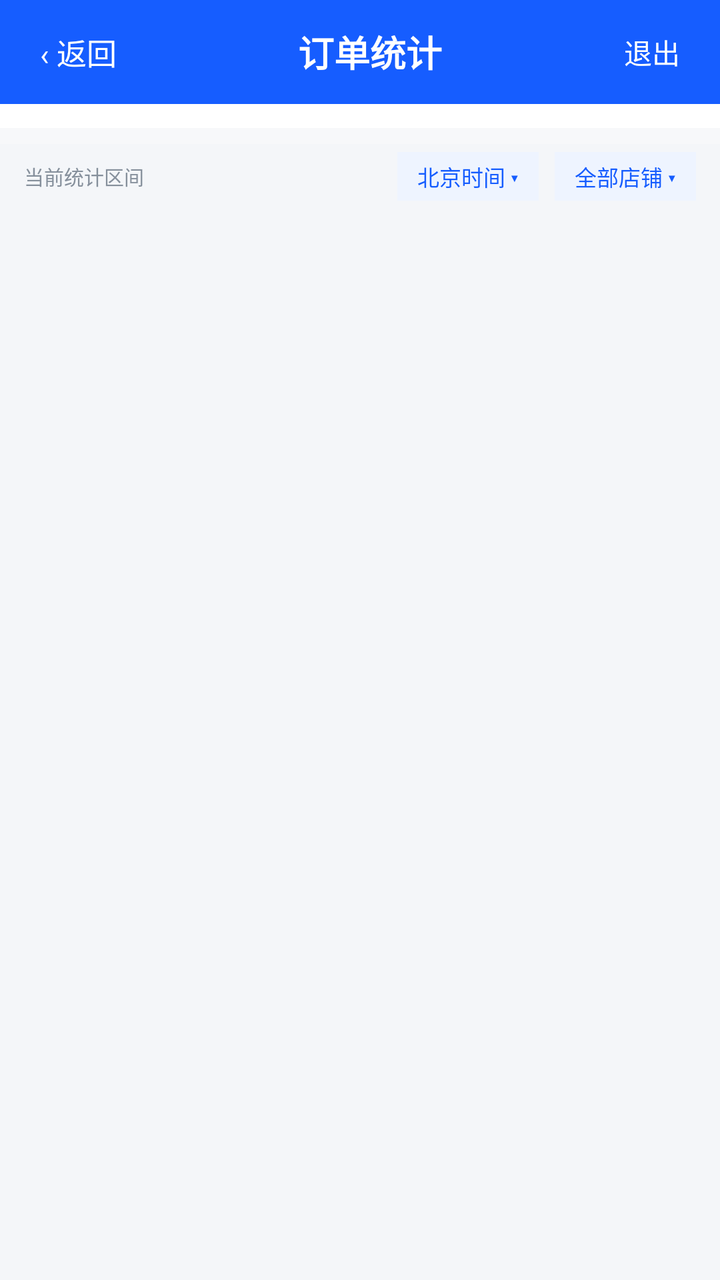
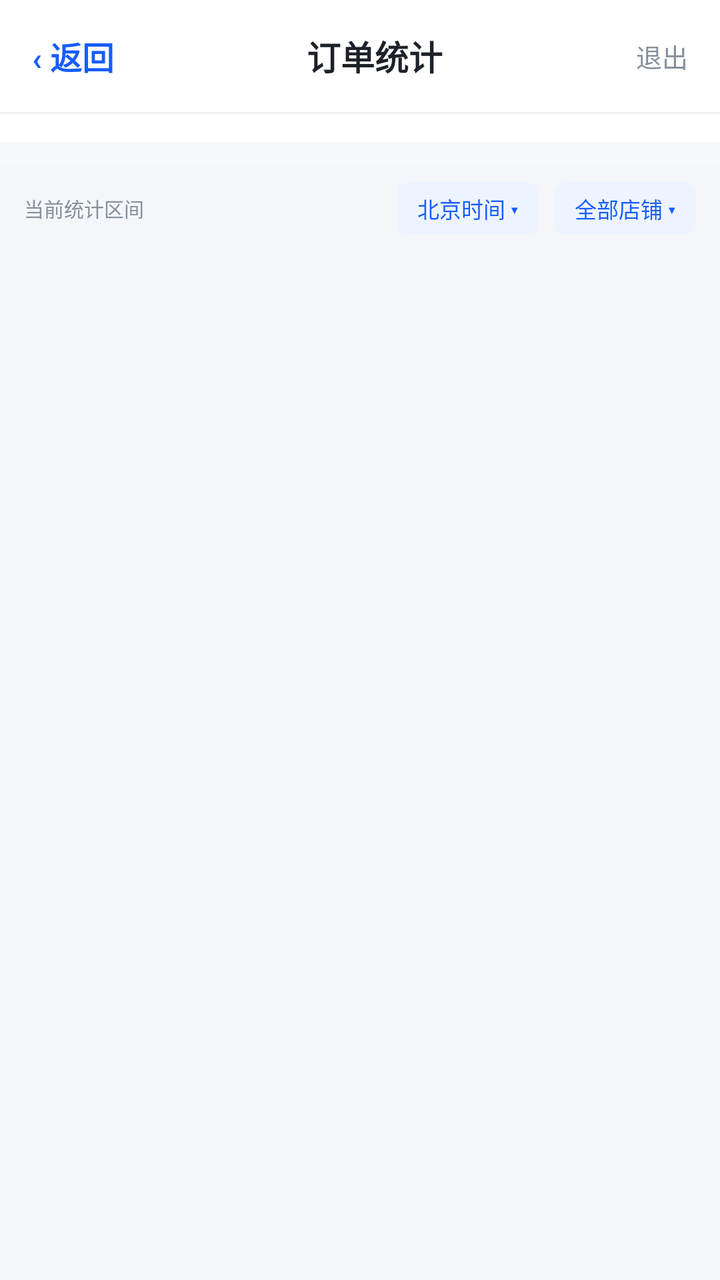

An Android layout rendered at two revisions. The XML below is the earlier revision; the diff shows what the commit changed to produce the second picture.
<!-- AndroidManifest.xml: application theme AppTheme -->
<!-- res/layout/activity_order_stats.xml -->
<?xml version="1.0" encoding="utf-8"?>
<LinearLayout xmlns:android="http://schemas.android.com/apk/res/android"
    android:layout_width="match_parent"
    android:layout_height="match_parent"
    android:fitsSystemWindows="true"
    android:orientation="vertical"
    android:background="@color/page_bg">

    
    <LinearLayout
        android:layout_width="match_parent"
        android:layout_height="52dp"
        android:orientation="horizontal"
        android:gravity="center_vertical"
        android:background="#165dff"
        android:paddingHorizontal="12dp">

        <TextView
            android:id="@+id/statsBackBtn"
            android:layout_width="wrap_content"
            android:layout_height="wrap_content"
            android:text="‹ 返回"
            android:textColor="#ffffff"
            android:textSize="15sp"
            android:padding="8dp" />

        <TextView
            android:layout_width="0dp"
            android:layout_height="wrap_content"
            android:layout_weight="1"
            android:text="订单统计"
            android:textColor="#ffffff"
            android:textSize="18sp"
            android:textStyle="bold"
            android:gravity="center" />

        <TextView
            android:id="@+id/statsLogoutBtn"
            android:layout_width="wrap_content"
            android:layout_height="wrap_content"
            android:text="退出"
            android:textColor="#ffffff"
            android:textSize="14sp"
            android:padding="8dp" />
    </LinearLayout>

    
    <HorizontalScrollView
        android:layout_width="match_parent"
        android:layout_height="wrap_content"
        android:scrollbars="none"
        android:background="#ffffff">

        <LinearLayout
            android:id="@+id/statsPresetContainer"
            android:layout_width="wrap_content"
            android:layout_height="wrap_content"
            android:orientation="horizontal"
            android:paddingHorizontal="8dp"
            android:paddingVertical="6dp" />
    </HorizontalScrollView>

    
    <HorizontalScrollView
        android:layout_width="match_parent"
        android:layout_height="wrap_content"
        android:scrollbars="none"
        android:background="#f7f8fa">

        <LinearLayout
            android:id="@+id/statsMonthContainer"
            android:layout_width="wrap_content"
            android:layout_height="wrap_content"
            android:orientation="horizontal"
            android:paddingHorizontal="8dp"
            android:paddingVertical="4dp" />
    </HorizontalScrollView>

    
    <LinearLayout
        android:layout_width="match_parent"
        android:layout_height="wrap_content"
        android:orientation="horizontal"
        android:gravity="center_vertical"
        android:paddingHorizontal="12dp"
        android:paddingTop="4dp">

        <TextView
            android:id="@+id/statsRangeHint"
            android:layout_width="0dp"
            android:layout_height="wrap_content"
            android:layout_weight="1"
            android:text="当前统计区间"
            android:textSize="10sp"
            android:textColor="#86909c"
            android:maxLines="2" />

        <TextView
            android:id="@+id/statsTzBtn"
            android:layout_width="wrap_content"
            android:layout_height="wrap_content"
            android:text="北京时间 ▾"
            android:textSize="11sp"
            android:textColor="#165dff"
            android:background="#eef4ff"
            android:paddingHorizontal="10dp"
            android:paddingVertical="4dp" />

        <TextView
            android:id="@+id/statsStoreBtn"
            android:layout_width="wrap_content"
            android:layout_height="wrap_content"
            android:text="全部店铺 ▾"
            android:textSize="11sp"
            android:textColor="#165dff"
            android:background="#eef4ff"
            android:paddingHorizontal="10dp"
            android:paddingVertical="4dp"
            android:layout_marginStart="8dp" />
    </LinearLayout>

    
    <HorizontalScrollView
        android:layout_width="match_parent"
        android:layout_height="wrap_content"
        android:scrollbars="none"
        android:paddingHorizontal="12dp"
        android:paddingTop="8dp">

        <LinearLayout
            android:id="@+id/statsTotalContainer"
            android:layout_width="wrap_content"
            android:layout_height="wrap_content"
            android:orientation="horizontal" />
    </HorizontalScrollView>

    <ProgressBar
        android:id="@+id/statsProgress"
        android:layout_width="wrap_content"
        android:layout_height="wrap_content"
        android:layout_gravity="center_horizontal"
        android:layout_marginTop="8dp"
        android:visibility="gone" />

    
    <androidx.recyclerview.widget.RecyclerView
        android:id="@+id/statsRecyclerView"
        android:layout_width="match_parent"
        android:layout_height="0dp"
        android:layout_weight="1"
        android:clipToPadding="false"
        android:padding="12dp" />

</LinearLayout>
<!-- resources referenced by this layout -->
<resources>
  <color name="page_bg">#f4f6f9</color>
  <style name="AppTheme" parent="android:Theme.Material.Light.NoActionBar">
          <item name="android:statusBarColor">#165dff</item>
          <item name="android:navigationBarColor">#ffffff</item>
          <item name="android:windowBackground">#f2f3f5</item>
      </style>
</resources>

<!-- the commit's change to res/layout/activity_order_stats.xml (unified diff, before → after) -->
@@ -9,28 +9,30 @@
     
     <LinearLayout
         android:layout_width="match_parent"
-        android:layout_height="52dp"
+        android:layout_height="56dp"
         android:orientation="horizontal"
         android:gravity="center_vertical"
-        android:background="#165dff"
-        android:paddingHorizontal="12dp">
+        android:background="#ffffff"
+        android:paddingHorizontal="8dp">
 
         <TextView
             android:id="@+id/statsBackBtn"
             android:layout_width="wrap_content"
             android:layout_height="wrap_content"
             android:text="‹ 返回"
-            android:textColor="#ffffff"
-            android:textSize="15sp"
-            android:padding="8dp" />
+            android:textColor="@color/primary"
+            android:textSize="16sp"
+            android:textStyle="bold"
+            android:paddingHorizontal="8dp"
+            android:paddingVertical="12dp" />
 
         <TextView
             android:layout_width="0dp"
             android:layout_height="wrap_content"
             android:layout_weight="1"
             android:text="订单统计"
-            android:textColor="#ffffff"
-            android:textSize="18sp"
+            android:textColor="@color/text_primary"
+            android:textSize="17sp"
             android:textStyle="bold"
             android:gravity="center" />
 
@@ -39,25 +41,33 @@
             android:layout_width="wrap_content"
             android:layout_height="wrap_content"
             android:text="退出"
-            android:textColor="#ffffff"
-            android:textSize="14sp"
-            android:padding="8dp" />
+            android:textColor="@color/text_muted"
+            android:textSize="13sp"
+            android:paddingHorizontal="8dp"
+            android:paddingVertical="12dp" />
     </LinearLayout>
+
+    
+    <View
+        android:layout_width="match_parent"
+        android:layout_height="1dp"
+        android:background="@color/divider" />
 
     
     <HorizontalScrollView
         android:layout_width="match_parent"
         android:layout_height="wrap_content"
         android:scrollbars="none"
-        android:background="#ffffff">
+        android:background="#ffffff"
+        android:paddingTop="6dp"
+        android:paddingBottom="8dp">
 
         <LinearLayout
             android:id="@+id/statsPresetContainer"
             android:layout_width="wrap_content"
             android:layout_height="wrap_content"
             android:orientation="horizontal"
-            android:paddingHorizontal="8dp"
-            android:paddingVertical="6dp" />
+            android:paddingHorizontal="12dp" />
     </HorizontalScrollView>
 
     
@@ -65,15 +75,15 @@
         android:layout_width="match_parent"
         android:layout_height="wrap_content"
         android:scrollbars="none"
-        android:background="#f7f8fa">
+        android:background="#f7f8fa"
+        android:paddingVertical="6dp">
 
         <LinearLayout
             android:id="@+id/statsMonthContainer"
             android:layout_width="wrap_content"
             android:layout_height="wrap_content"
             android:orientation="horizontal"
-            android:paddingHorizontal="8dp"
-            android:paddingVertical="4dp" />
+            android:paddingHorizontal="12dp" />
     </HorizontalScrollView>
 
     
@@ -83,7 +93,8 @@
         android:orientation="horizontal"
         android:gravity="center_vertical"
         android:paddingHorizontal="12dp"
-        android:paddingTop="4dp">
+        android:paddingTop="8dp"
+        android:paddingBottom="2dp">
 
         <TextView
             android:id="@+id/statsRangeHint"
@@ -92,7 +103,7 @@
             android:layout_weight="1"
             android:text="当前统计区间"
             android:textSize="10sp"
-            android:textColor="#86909c"
+            android:textColor="@color/text_muted"
             android:maxLines="2" />
 
         <TextView
@@ -101,10 +112,10 @@
             android:layout_height="wrap_content"
             android:text="北京时间 ▾"
             android:textSize="11sp"
-            android:textColor="#165dff"
-            android:background="#eef4ff"
+            android:textColor="@color/primary"
+            android:background="@drawable/bg_tag_blue"
             android:paddingHorizontal="10dp"
-            android:paddingVertical="4dp" />
+            android:paddingVertical="5dp" />
 
         <TextView
             android:id="@+id/statsStoreBtn"
@@ -112,27 +123,23 @@
             android:layout_height="wrap_content"
             android:text="全部店铺 ▾"
             android:textSize="11sp"
-            android:textColor="#165dff"
-            android:background="#eef4ff"
+            android:textColor="@color/primary"
+            android:background="@drawable/bg_tag_blue"
             android:paddingHorizontal="10dp"
-            android:paddingVertical="4dp"
+            android:paddingVertical="5dp"
             android:layout_marginStart="8dp" />
     </LinearLayout>
 
     
-    <HorizontalScrollView
+    <LinearLayout
+        android:id="@+id/statsTotalContainer"
         android:layout_width="match_parent"
         android:layout_height="wrap_content"
-        android:scrollbars="none"
+        android:orientation="vertical"
         android:paddingHorizontal="12dp"
-        android:paddingTop="8dp">
-
-        <LinearLayout
-            android:id="@+id/statsTotalContainer"
-            android:layout_width="wrap_content"
-            android:layout_height="wrap_content"
-            android:orientation="horizontal" />
-    </HorizontalScrollView>
+        android:paddingTop="8dp"
+        android:clipChildren="false"
+        android:clipToPadding="false" />
 
     <ProgressBar
         android:id="@+id/statsProgress"
<!-- resource entries referenced after the edit -->
@@ -1,10 +1,23 @@
 <!-- resources referenced by this layout -->
 <resources>
+  <color name="divider">#eef0f3</color>
   <color name="page_bg">#f4f6f9</color>
+  <color name="primary">#165dff</color>
+  <color name="text_muted">#86909c</color>
+  <color name="text_primary">#1d2129</color>
+  <!-- drawable bg_tag_blue (drawable) -->
+  <?xml version="1.0" encoding="utf-8"?>
+  <shape xmlns:android="http://schemas.android.com/apk/res/android"
+      android:shape="rectangle">
+      <solid android:color="@color/primary_bg" />
+      <corners android:radius="@dimen/radius_sm" />
+  </shape>
   <style name="AppTheme" parent="android:Theme.Material.Light.NoActionBar">
           <item name="android:statusBarColor">#165dff</item>
           <item name="android:navigationBarColor">#ffffff</item>
           <item name="android:windowBackground">#f2f3f5</item>
       </style>
+  <color name="primary_bg">#eef4ff</color>
+  <dimen name="radius_sm">6dp</dimen>
 </resources>
 
